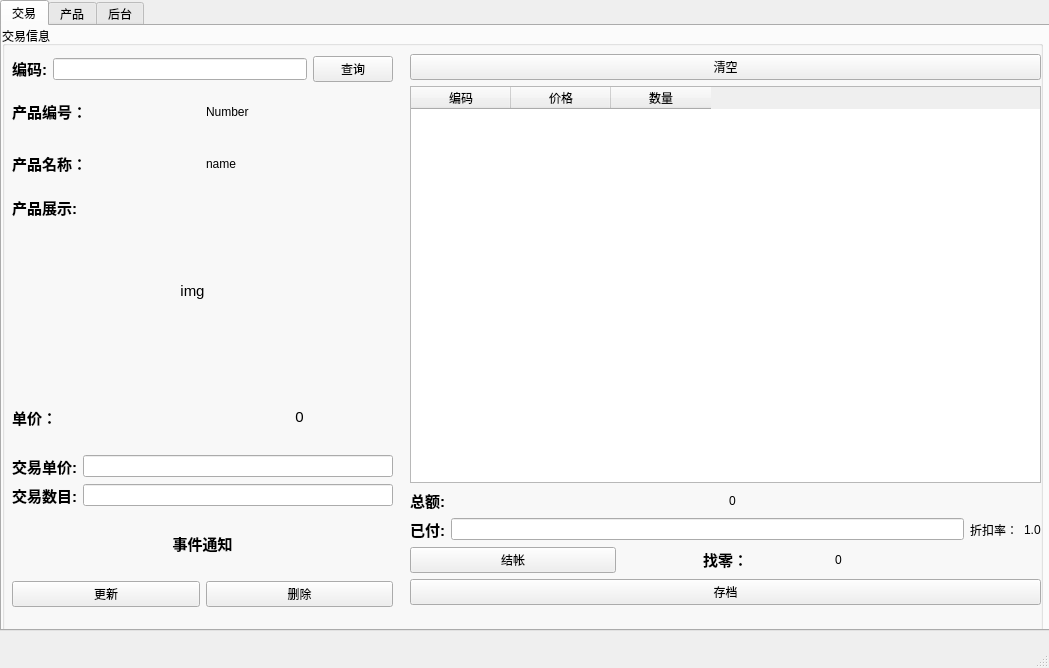
Qt form mktec.ui (jhjguxin/mktec) before a commit.
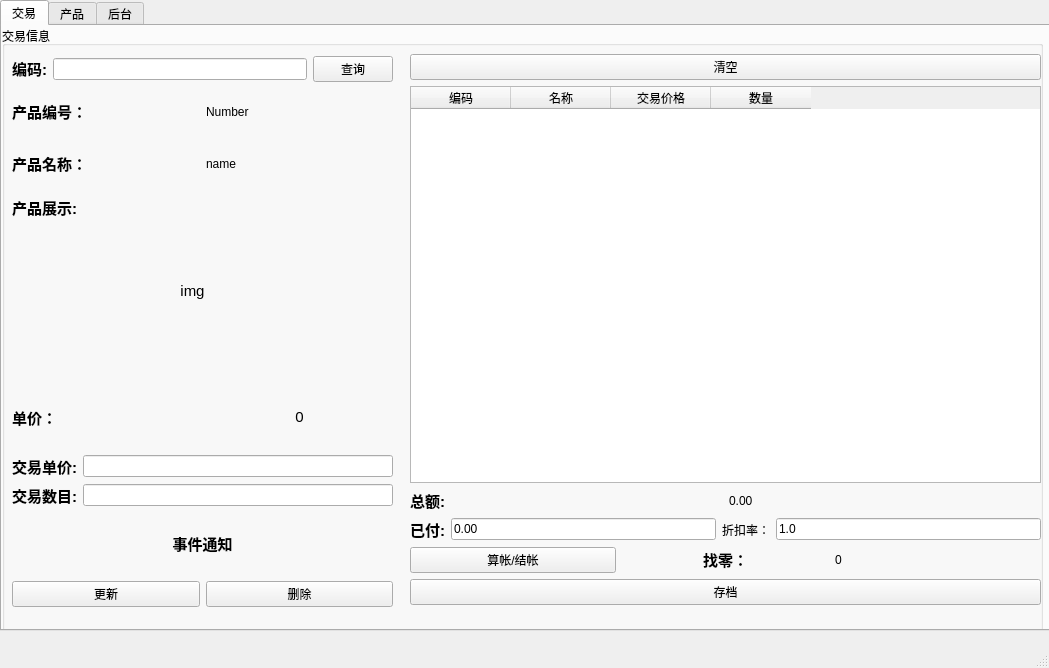
The same form after that commit.

```diff
--- a/mktec.ui
+++ b/mktec.ui
@@ -135,7 +135,7 @@
        </property>
        <layout class="QVBoxLayout" name="verticalLayout_2">
         <item>
-         <widget class="QPushButton" name="trade_clear_pushButton">
+         <widget class="QPushButton" name="trade_empty_pushButton">
           <property name="text">
            <string>清空</string>
           </property>
@@ -150,7 +150,12 @@
           </column>
           <column>
            <property name="text">
-            <string>价格</string>
+            <string>名称</string>
+           </property>
+          </column>
+          <column>
+           <property name="text">
+            <string>交易价格</string>
            </property>
           </column>
           <column>
@@ -176,7 +181,7 @@
           <item>
            <widget class="QLabel" name="trade_total_label_2">
             <property name="text">
-             <string>0</string>
+             <string>0.00</string>
             </property>
            </widget>
           </item>
@@ -196,7 +201,11 @@
            </widget>
           </item>
           <item>
-           <widget class="QLineEdit" name="trade_payed_lineEdit"/>
+           <widget class="QLineEdit" name="trade_payed_lineEdit">
+            <property name="text">
+             <string>0.00</string>
+            </property>
+           </widget>
           </item>
           <item>
            <widget class="QLabel" name="label_5">
@@ -206,7 +215,7 @@
            </widget>
           </item>
           <item>
-           <widget class="QLabel" name="trade_discountrate_label">
+           <widget class="QLineEdit" name="trade_discountrate_lineEdit">
             <property name="text">
              <string>1.0</string>
             </property>
@@ -219,7 +228,7 @@
           <item>
            <widget class="QPushButton" name="trade_check_pushButton">
             <property name="text">
-             <string>结帐</string>
+             <string>算帐/结帐</string>
             </property>
            </widget>
           </item>
@@ -362,7 +371,7 @@
            </widget>
           </item>
           <item>
-           <widget class="QPushButton" name="trade_clear_pushButton_2">
+           <widget class="QPushButton" name="trade_clear_pushButton">
             <property name="text">
              <string>删除</string>
             </property>
```
Left out of the diff: 5 changed lines with no effect on the pictures.
